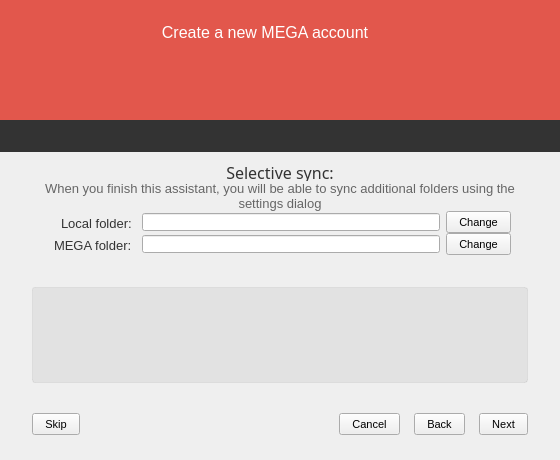
meganz/MEGAsync, file src/MEGASync/gui/win/SetupWizard.ui: the form before one commit.
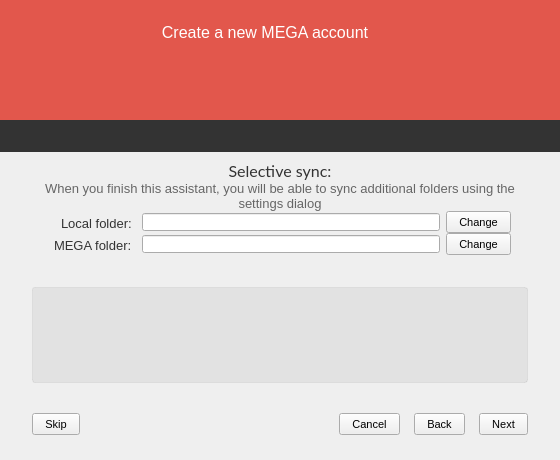
The form after the commit. The open tabs and pages were chosen to show the change. Icons and pictures are not drawn.

Commit message: Use Lato font along the whole app

```diff
--- a/src/MEGASync/gui/win/SetupWizard.ui
+++ b/src/MEGASync/gui/win/SetupWizard.ui
@@ -1722,7 +1722,7 @@
          </property>
          <property name="font">
           <font>
-           <family>Montserrat</family>
+           <family>Lato</family>
            <pointsize>-1</pointsize>
            <weight>50</weight>
            <italic>false</italic>
```
Left out of the diff: 42 changed lines with no effect on the pictures. The commit also changes 62 other files.
